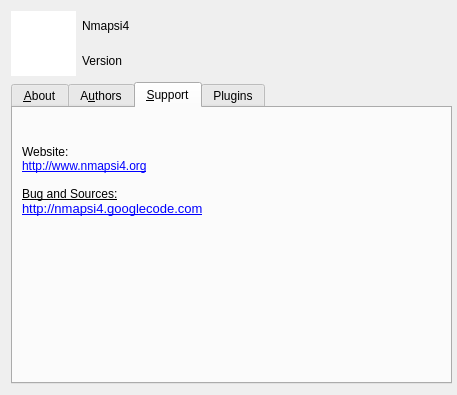
Qt form lib/about/about.ui (nmapsi4/nmapsi4) before a commit.
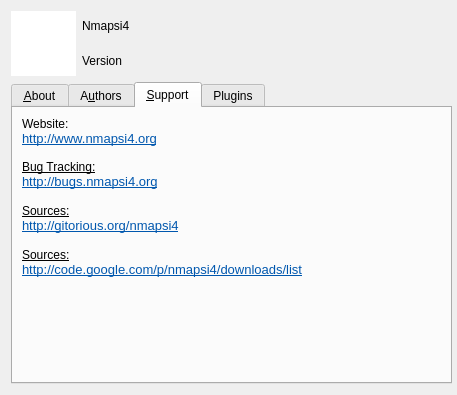
The same form after that commit. The open tabs and pages were chosen to show the change. Icons and pictures are not drawn.

Commit message: * copyright++ * layoutSpace-- * update about info

```diff
--- a/lib/about/about.ui
+++ b/lib/about/about.ui
@@ -270,10 +270,17 @@
 p, li { white-space: pre-wrap; }
 &lt;/style&gt;&lt;/head&gt;&lt;body style=&quot; font-family:'Sans Serif'; font-size:10pt; font-weight:400; font-style:normal;&quot;&gt;
 &lt;p style=&quot; margin-top:0px; margin-bottom:0px; margin-left:0px; margin-right:0px; -qt-block-indent:0; text-indent:0px;&quot;&gt;&lt;span style=&quot; font-size:9pt;&quot;&gt;Website:  &lt;/span&gt;&lt;/p&gt;
-&lt;p style=&quot; margin-top:0px; margin-bottom:0px; margin-left:0px; margin-right:0px; -qt-block-indent:0; text-indent:0px;&quot;&gt;&lt;a href=&quot;http://www.nmapsi4.org&quot;&gt;&lt;span style=&quot; font-size:9pt; text-decoration: underline; color:#0000ff;&quot;&gt;http://www.nmapsi4.org&lt;/span&gt;&lt;/a&gt;&lt;/p&gt;
-&lt;p style=&quot;-qt-paragraph-type:empty; margin-top:0px; margin-bottom:0px; margin-left:0px; margin-right:0px; -qt-block-indent:0; text-indent:0px; font-size:9pt; text-decoration: underline; color:#0000ff;&quot;&gt;&lt;/p&gt;
-&lt;p style=&quot; margin-top:0px; margin-bottom:0px; margin-left:0px; margin-right:0px; -qt-block-indent:0; text-indent:0px;&quot;&gt;&lt;a href=&quot;http://www.nmapsi4.org&quot;&gt;&lt;span style=&quot; font-size:9pt; color:#000000;&quot;&gt;Bug and Sources:&lt;/span&gt;&lt;/a&gt;&lt;/p&gt;
-&lt;p style=&quot; margin-top:0px; margin-bottom:0px; margin-left:0px; margin-right:0px; -qt-block-indent:0; text-indent:0px;&quot;&gt;&lt;a href=&quot;http://nmapsi4.googlecode.com&quot;&gt;&lt;span style=&quot; text-decoration: underline; color:#0000ff;&quot;&gt;http://nmapsi4.googlecode.com&lt;/span&gt;&lt;/a&gt;&lt;/p&gt;&lt;/body&gt;&lt;/html&gt;</string>
+&lt;p style=&quot; margin-top:0px; margin-bottom:0px; margin-left:0px; margin-right:0px; -qt-block-indent:0; text-indent:0px;&quot;&gt;&lt;a href=&quot;http://www.nmapsi4.org&quot;&gt;&lt;span style=&quot; color:#0057ae;&quot;&gt;http://www.nmapsi4.org&lt;/span&gt;&lt;/a&gt;&lt;/p&gt;
+&lt;p style=&quot;-qt-paragraph-type:empty; margin-top:0px; margin-bottom:0px; margin-left:0px; margin-right:0px; -qt-block-indent:0; text-indent:0px; font-size:9pt; color:#0000ff;&quot;&gt;&lt;/p&gt;
+&lt;p style=&quot; margin-top:0px; margin-bottom:0px; margin-left:0px; margin-right:0px; -qt-block-indent:0; text-indent:0px;&quot;&gt;&lt;a href=&quot;http://www.nmapsi4.org&quot;&gt;&lt;span style=&quot; font-size:9pt; color:#000000;&quot;&gt;Bug Tracking:&lt;/span&gt;&lt;/a&gt;&lt;/p&gt;
+&lt;p style=&quot; margin-top:0px; margin-bottom:0px; margin-left:0px; margin-right:0px; -qt-block-indent:0; text-indent:0px;&quot;&gt;&lt;a href=&quot;http://bugs.nmapsi4.org&quot;&gt;&lt;span style=&quot; color:#0057ae;&quot;&gt;http://bugs.nmapsi4.org&lt;/span&gt;&lt;/a&gt;&lt;/p&gt;
+&lt;p style=&quot;-qt-paragraph-type:empty; margin-top:0px; margin-bottom:0px; margin-left:0px; margin-right:0px; -qt-block-indent:0; text-indent:0px; color:#0000ff;&quot;&gt;&lt;/p&gt;
+&lt;p style=&quot; margin-top:0px; margin-bottom:0px; margin-left:0px; margin-right:0px; -qt-block-indent:0; text-indent:0px;&quot;&gt;&lt;a href=&quot;http://www.nmapsi4.org&quot;&gt;&lt;span style=&quot; font-size:9pt; color:#000000;&quot;&gt;Sources:&lt;/span&gt;&lt;/a&gt;&lt;/p&gt;
+&lt;p style=&quot; margin-top:0px; margin-bottom:0px; margin-left:0px; margin-right:0px; -qt-block-indent:0; text-indent:0px;&quot;&gt;&lt;a href=&quot;http://gitorious.org/nmapsi4&quot;&gt;&lt;span style=&quot; color:#0057ae;&quot;&gt;http://gitorious.org/nmapsi4&lt;/span&gt;&lt;/a&gt;&lt;/p&gt;
+&lt;p style=&quot;-qt-paragraph-type:empty; margin-top:0px; margin-bottom:0px; margin-left:0px; margin-right:0px; -qt-block-indent:0; text-indent:0px; color:#0000ff;&quot;&gt;&lt;/p&gt;
+&lt;p style=&quot; margin-top:0px; margin-bottom:0px; margin-left:0px; margin-right:0px; -qt-block-indent:0; text-indent:0px;&quot;&gt;&lt;a href=&quot;http://www.nmapsi4.org&quot;&gt;&lt;span style=&quot; font-size:9pt; color:#000000;&quot;&gt;Sources:&lt;/span&gt;&lt;/a&gt;&lt;/p&gt;
+&lt;p style=&quot; margin-top:0px; margin-bottom:0px; margin-left:0px; margin-right:0px; -qt-block-indent:0; text-indent:0px;&quot;&gt;&lt;a href=&quot;http://code.google.com/p/nmapsi4/downloads/list&quot;&gt;&lt;span style=&quot; color:#0057ae;&quot;&gt;http://code.google.com/p/nmapsi4/downloads/list&lt;/span&gt;&lt;/a&gt;&lt;/p&gt;
+&lt;p style=&quot;-qt-paragraph-type:empty; margin-top:0px; margin-bottom:0px; margin-left:0px; margin-right:0px; -qt-block-indent:0; text-indent:0px;&quot;&gt;&lt;/p&gt;&lt;/body&gt;&lt;/html&gt;</string>
          </property>
         </widget>
        </item>
```
Left out of the diff: 2 changed lines with no effect on the pictures. The commit also changes 28 other files.
